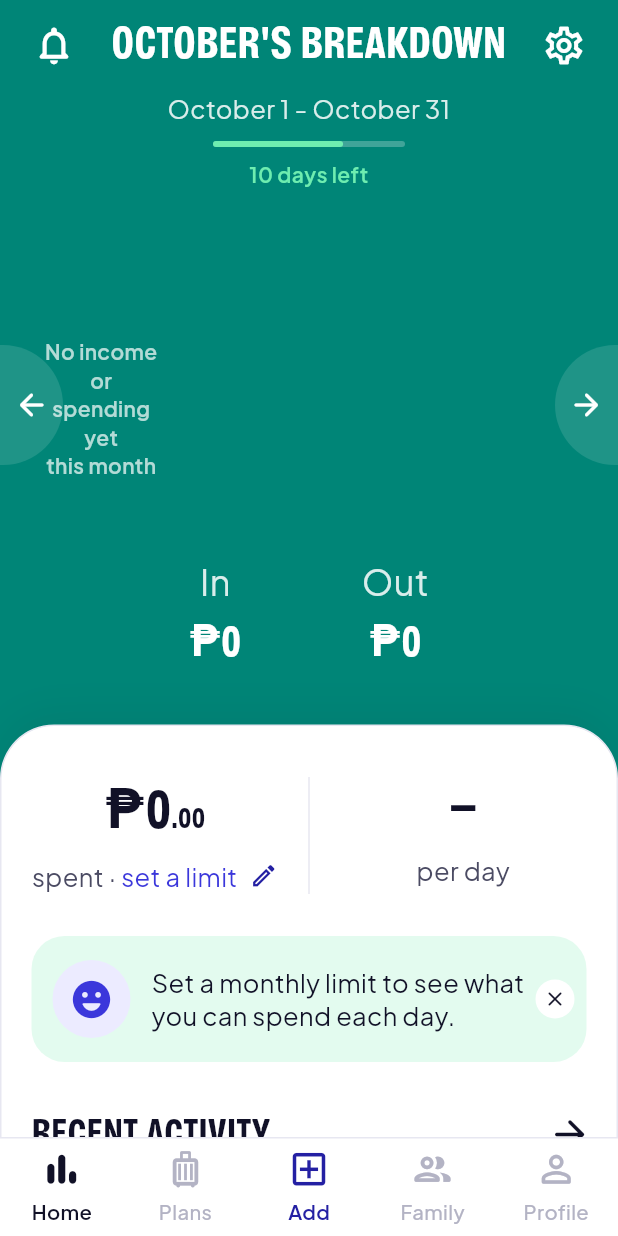
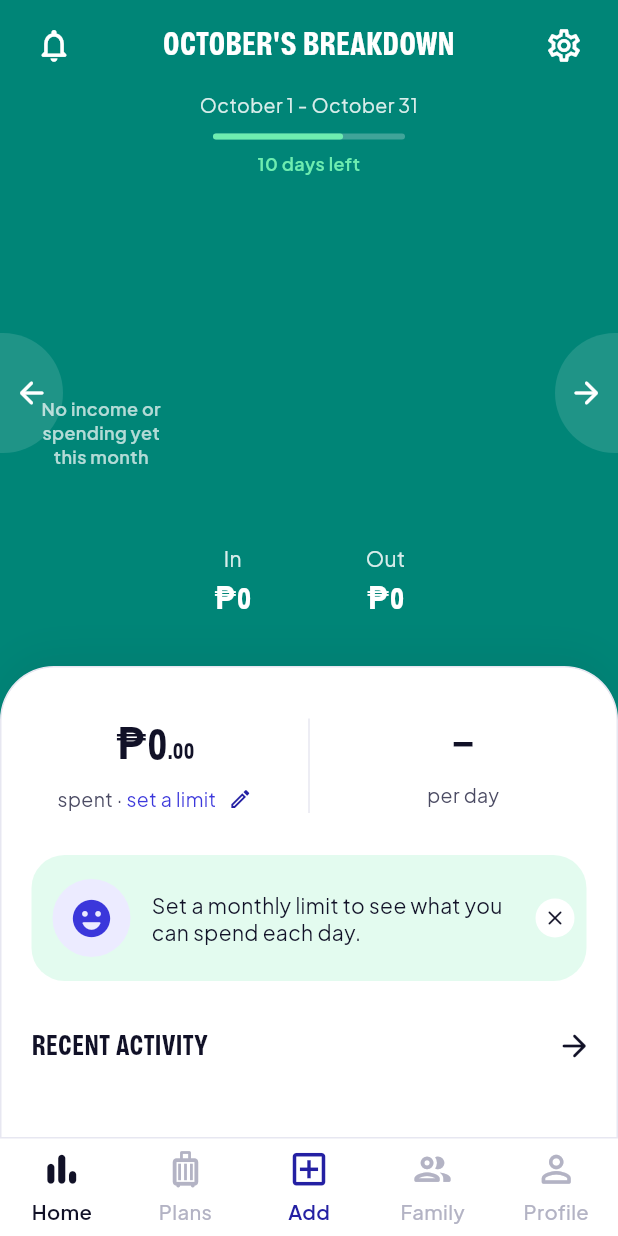
Before and after one commit to tyrelcruz/FAMILYTrack, a Flutter app: the HomeShell screen opened directly, on a phone screen of 412 x 824 dp. Run offline on Flutter 3.47's test engine with Material 3 defaults, Android fonts, the phone set to English and light mode, and no system bars; our stand-ins replace fl_chart, flutter_contacts, image_picker, share_plus, shared_preferences, sqflite; accounts and stored records are empty.

Commit message:
FONT: smaller home screen text, align In/Out under coins, ignore build output
Co-Authored-By: Claude Sonnet 5.5 <noreply@anthropic.com>

```diff
--- a/mobile/lib/features/home/screens/home_screen.dart
+++ b/mobile/lib/features/home/screens/home_screen.dart
@@ -115,7 +115,7 @@ class _HomeScreenState extends State<HomeScreen> {
                     style: const TextStyle(
                       fontFamily: AppTheme.displayFont,
                       fontFamilyFallback: AppTheme.displayFallback,
-                      fontSize: 30,
+                      fontSize: 22,
                       fontWeight: FontWeight.w800,
                       letterSpacing: 0.3,
                       color: Colors.white,
@@ -133,7 +133,7 @@ class _HomeScreenState extends State<HomeScreen> {
           Text(
             '$monthName 1 - $monthName $days',
             textAlign: TextAlign.center,
-            style: const TextStyle(fontSize: 17, color: _softWhite),
+            style: const TextStyle(fontSize: 13, color: _softWhite),
           ),
           const SizedBox(height: 10),
           Center(
@@ -163,7 +163,7 @@ class _HomeScreenState extends State<HomeScreen> {
                 : (isPast ? 'Month ended' : 'Hasn’t started'),
             textAlign: TextAlign.center,
             style: const TextStyle(
-              fontSize: 14,
+              fontSize: 12,
               fontWeight: FontWeight.w600,
               color: AppColors.lime,
             ),
@@ -199,14 +199,30 @@ class _HomeScreenState extends State<HomeScreen> {
             ],
           ),
           const SizedBox(height: 10),
-          Row(
-            children: [
-              const Spacer(flex: 22),
-              _InOut(label: 'In', amount: income),
-              const Spacer(flex: 14),
-              _InOut(label: 'Out', amount: out),
-              const Spacer(flex: 22),
-            ],
+          // Centered under each coin stack (same 36% / 64% as the stacks).
+          Padding(
+            padding: const EdgeInsets.symmetric(horizontal: 24),
+            child: LayoutBuilder(
+              builder: (context, c) => SizedBox(
+                height: 48,
+                child: Stack(
+                  children: [
+                    for (final (x, label, amount) in [
+                      (0.36, 'In', income),
+                      (0.64, 'Out', out),
+                    ])
+                      Positioned(
+                        left: c.maxWidth * x,
+                        top: 0,
+                        child: FractionalTranslation(
+                          translation: const Offset(-0.5, 0),
+                          child: _InOut(label: label, amount: amount),
+                        ),
+                      ),
+                  ],
+                ),
+              ),
+            ),
           ),
           const SizedBox(height: 34),
           // ── White sheet ──────────────────────────────────────────────
@@ -275,7 +291,7 @@ class _HomeScreenState extends State<HomeScreen> {
                                         const SizedBox(width: 8),
                                         const Icon(
                                           Icons.edit_outlined,
-                                          size: 19,
+                                          size: 16,
                                           color: AppColors.forest,
                                         ),
                                       ],
@@ -371,7 +387,7 @@ const _tealGreen = Color(0xFF008577);
 const _darkBlue = Color(0xFF243B53);
 const _softWhite = Color(0xD9FFFFFF);
 
-const _captionStyle = TextStyle(fontSize: 17, color: AppColors.textSecondary);
+const _captionStyle = TextStyle(fontSize: 13, color: AppColors.textSecondary);
 
 /// "$1,274.87" with small cents over a caption, like the reference.
 class _Figure extends StatelessWidget {
@@ -390,7 +406,7 @@ class _Figure extends StatelessWidget {
     const big = TextStyle(
       fontFamily: AppTheme.displayFont,
       fontFamilyFallback: AppTheme.displayFallback,
-      fontSize: 36,
+      fontSize: 28,
       fontWeight: FontWeight.w800,
       color: AppColors.textPrimary,
       height: 1.1,
@@ -403,7 +419,7 @@ class _Figure extends StatelessWidget {
             TextSpan(
               children: [
                 TextSpan(text: whole),
-                TextSpan(text: cents, style: big.copyWith(fontSize: 19)),
+                TextSpan(text: cents, style: big.copyWith(fontSize: 15)),
               ],
             ),
             style: big,
@@ -425,14 +441,14 @@ class _InOut extends StatelessWidget {
   @override
   Widget build(BuildContext context) => Column(
     children: [
-      Text(label, style: const TextStyle(fontSize: 24, color: _softWhite)),
+      Text(label, style: const TextStyle(fontSize: 14, color: _softWhite)),
       const SizedBox(height: 2),
       Text(
         formatAmount(amount.roundToDouble()),
         style: const TextStyle(
           fontFamily: AppTheme.displayFont,
           fontFamilyFallback: AppTheme.displayFallback,
-          fontSize: 28,
+          fontSize: 20,
           fontWeight: FontWeight.w800,
           color: Colors.white,
         ),
@@ -485,7 +501,7 @@ class _TopIcon extends StatelessWidget {
     icon: Stack(
       clipBehavior: Clip.none,
       children: [
-        Icon(icon, color: Colors.white, size: 30),
+        Icon(icon, color: Colors.white, size: 26),
         if (dot)
           Positioned(
             right: 1,
@@ -541,7 +557,7 @@ class _TipCard extends StatelessWidget {
             child: Text(
               text,
               style: const TextStyle(
-                fontSize: 17,
+                fontSize: 14,
                 height: 1.3,
                 color: AppColors.textPrimary,
               ),
@@ -593,7 +609,7 @@ class _SectionTitle extends StatelessWidget {
               style: const TextStyle(
                 fontFamily: AppTheme.displayFont,
                 fontFamilyFallback: AppTheme.displayFallback,
-                fontSize: 26,
+                fontSize: 19,
                 fontWeight: FontWeight.w800,
                 letterSpacing: 0.3,
                 color: AppColors.textPrimary,
@@ -602,7 +618,7 @@ class _SectionTitle extends StatelessWidget {
           ),
           const Icon(
             Icons.arrow_forward_rounded,
-            size: 30,
+            size: 24,
             color: AppColors.textPrimary,
           ),
         ],
@@ -638,7 +654,7 @@ class _InsightsPage extends StatelessWidget {
                     style: TextStyle(
                       fontFamily: AppTheme.displayFont,
                       fontFamilyFallback: AppTheme.displayFallback,
-                      fontSize: 25,
+                      fontSize: 20,
                       fontWeight: FontWeight.w700,
                       color: AppColors.textPrimary,
                     ),
--- a/mobile/lib/features/home/widgets/coin_breakdown.dart
+++ b/mobile/lib/features/home/widgets/coin_breakdown.dart
@@ -171,7 +171,7 @@ class _CoinBreakdownState extends State<CoinBreakdown> {
                     'No income or\nspending yet\nthis month',
                     textAlign: TextAlign.center,
                     style: TextStyle(
-                      fontSize: 14,
+                      fontSize: 12,
                       height: 1.35,
                       fontWeight: FontWeight.w600,
                       color: Colors.white.withValues(alpha: 0.7),
@@ -229,7 +229,7 @@ class _Pill extends StatelessWidget {
     ),
     child: Text(
       text,
-      style: TextStyle(fontSize: 13, fontWeight: FontWeight.w700, color: fg),
+      style: TextStyle(fontSize: 11, fontWeight: FontWeight.w700, color: fg),
     ),
   );
 }
```
Also changed, not shown: mobile/lib/features/home/widgets/budget_category_strip.dart (+5 -5 lines), mobile/lib/features/transactions/widgets/activity_row.dart (+5 -5 lines), mobile/pubspec.lock, 2 other files.
